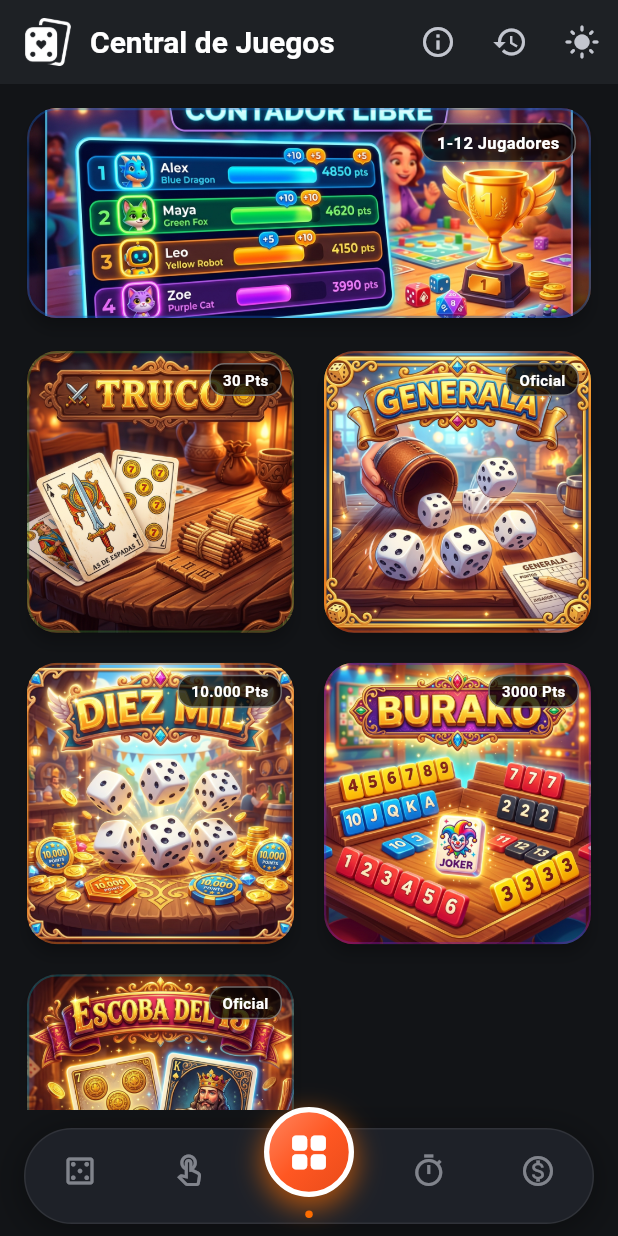
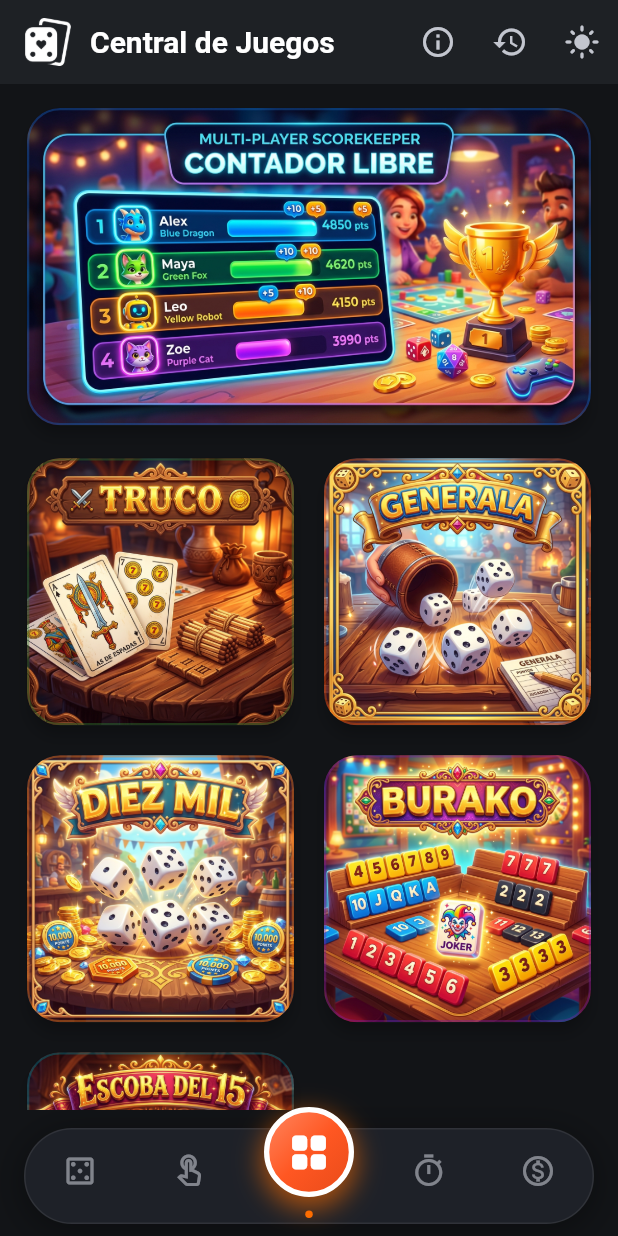
Before and after one commit to leobenveniste/omniverse-labs, a Flutter app: the screen it shows after launch, on a phone screen of 412 x 824 dp. Run offline on Flutter 3.47's test engine with Material 3 defaults, Android fonts, the phone set to English and light mode, and no system bars; our stand-ins replace shared_preferences.

Commit message:
Fix double height top header by overlaying timer banner in Stack, set 16:9 aspect ratio for Contador Libre banner, remove all tag badges from cards, and release version 10

```diff
--- a/apps/central_de_juegos/lib/main.dart
+++ b/apps/central_de_juegos/lib/main.dart
@@ -1,6 +1,7 @@
 import 'package:flutter/material.dart';
 import 'theme/app_theme.dart';
 import 'screens/splash_screen.dart';
+import 'services/timer_service.dart';
 import 'widgets/global_timer_banner.dart';
 
 void main() {
@@ -33,13 +34,30 @@ class _CentralDeJuegosAppState extends State<CentralDeJuegosApp> {
       darkTheme: AppTheme.darkTheme,
       themeMode: _themeMode,
       builder: (context, child) {
-        return Scaffold(
-          body: Column(
-            children: [
-              const SafeArea(bottom: false, child: GlobalTimerBanner()),
-              Expanded(child: child ?? const SizedBox.shrink()),
-            ],
-          ),
+        return AnimatedBuilder(
+          animation: TimerService(),
+          builder: (context, _) {
+            final hasTimer = TimerService().hasActiveTimer || TimerService().isFinished;
+            return Stack(
+              children: [
+                child ?? const SizedBox.shrink(),
+                if (hasTimer)
+                  const Positioned(
+                    top: 0,
+                    left: 0,
+                    right: 0,
+                    child: SafeArea(
+                      bottom: false,
+                      child: Material(
+                        elevation: 8,
+                        color: Colors.transparent,
+                        child: GlobalTimerBanner(),
+                      ),
+                    ),
+                  ),
+              ],
+            );
+          },
         );
       },
       home: SplashScreen(
--- a/apps/central_de_juegos/lib/screens/home_screen.dart
+++ b/apps/central_de_juegos/lib/screens/home_screen.dart
@@ -209,53 +209,47 @@ class _HomeScreenState extends State<HomeScreen> {
                 const SizedBox(height: 14),
               ],
 
-              // 1. Contador Libre Wide Banner Card (Full width)
+              // 1. Contador Libre Wide Banner Card (16:9 Aspect Ratio without tags)
               _buildWideBannerCard(
                 type: GameType.custom,
                 imageAsset: 'assets/images/cards/banner_custom.jpg',
                 color: const Color(0xFF1565C0),
-                badge: '1-12 Jugadores',
               ),
               const SizedBox(height: 14),
 
-              // 2. 2-Column Vertical Game Cards Grid (Borderless Art with Spanish Titles inside Image)
+              // 2. 2-Column Vertical Game Cards Grid (1:1 Ratio, Clean Full Artwork without tags)
               GridView.count(
                 crossAxisCount: 2,
                 shrinkWrap: true,
                 physics: const NeverScrollableScrollPhysics(),
                 crossAxisSpacing: 12,
                 mainAxisSpacing: 12,
-                childAspectRatio: 0.95, // Clean square-ish game art ratio
+                childAspectRatio: 1.0, // 1:1 square ratio matching generated art
                 children: [
                   _buildVerticalGameCard(
                     type: GameType.truco,
                     imageAsset: 'assets/images/cards/card_truco.jpg',
                     color: const Color(0xFF2E7D32),
-                    badge: '30 Pts',
                   ),
                   _buildVerticalGameCard(
                     type: GameType.generala,
                     imageAsset: 'assets/images/cards/card_generala.jpg',
                     color: const Color(0xFFE65100),
-                    badge: 'Oficial',
                   ),
                   _buildVerticalGameCard(
                     type: GameType.diezMil,
                     imageAsset: 'assets/images/cards/card_diez_mil.jpg',
                     color: const Color(0xFFF57F17),
-                    badge: '10.000 Pts',
                   ),
                   _buildVerticalGameCard(
                     type: GameType.burako,
                     imageAsset: 'assets/images/cards/card_burako.jpg',
                     color: const Color(0xFF7B1FA2),
-                    badge: '3000 Pts',
                   ),
                   _buildVerticalGameCard(
                     type: GameType.escoba,
                     imageAsset: 'assets/images/cards/card_escoba.jpg',
                     color: const Color(0xFF00838F),
-                    badge: 'Oficial',
                   ),
                 ],
               ),
@@ -334,7 +328,6 @@ class _HomeScreenState extends State<HomeScreen> {
     required GameType type,
     required String imageAsset,
     required Color color,
-    required String badge,
   }) {
     final theme = Theme.of(context);
     final isDark = theme.brightness == Brightness.dark;
@@ -342,7 +335,7 @@ class _HomeScreenState extends State<HomeScreen> {
     return Card(
       elevation: 4,
       shape: RoundedRectangleBorder(
-        borderRadius: BorderRadius.circular(20),
+        borderRadius: BorderRadius.circular(22),
         side: BorderSide(
           color: color.withOpacity(isDark ? 0.4 : 0.25),
           width: 1.5,
@@ -351,38 +344,11 @@ class _HomeScreenState extends State<HomeScreen> {
       clipBehavior: Clip.antiAlias,
       child: InkWell(
         onTap: () => _openGame(type),
-        child: SizedBox(
-          height: 140,
-          child: Stack(
-            fit: StackFit.expand,
-            children: [
-              // Background Banner Image with Spanish Title already inside
-              Image.asset(
-                imageAsset,
-                fit: BoxFit.cover,
-              ),
-              // Badge Top Right
-              Positioned(
-                top: 10,
-                right: 10,
-                child: Container(
-                  padding: const EdgeInsets.symmetric(horizontal: 10, vertical: 4),
-                  decoration: BoxDecoration(
-                    color: Colors.black.withOpacity(0.75),
-                    borderRadius: BorderRadius.circular(12),
-                    border: Border.all(color: Colors.white.withOpacity(0.4)),
-                  ),
-                  child: Text(
-                    badge,
-                    style: const TextStyle(
-                      fontSize: 11,
-                      fontWeight: FontWeight.bold,
-                      color: Colors.white,
-                    ),
-                  ),
-                ),
-              ),
-            ],
+        child: AspectRatio(
+          aspectRatio: 16 / 9, // Exact aspect ratio of generated banner image
+          child: Image.asset(
+            imageAsset,
+            fit: BoxFit.cover,
           ),
         ),
       ),
@@ -393,7 +359,6 @@ class _HomeScreenState extends State<HomeScreen> {
     required GameType type,
     required String imageAsset,
     required Color color,
-    required String badge,
   }) {
     final theme = Theme.of(context);
     final isDark = theme.brightness == Brightness.dark;
@@ -401,7 +366,7 @@ class _HomeScreenState extends State<HomeScreen> {
     return Card(
       elevation: 4,
       shape: RoundedRectangleBorder(
-        borderRadius: BorderRadius.circular(20),
+        borderRadius: BorderRadius.circular(22),
         side: BorderSide(
           color: color.withOpacity(isDark ? 0.4 : 0.25),
           width: 1.5,
@@ -410,36 +375,9 @@ class _HomeScreenState extends State<HomeScreen> {
       clipBehavior: Clip.antiAlias,
       child: InkWell(
         onTap: () => _openGame(type),
-        child: Stack(
-          fit: StackFit.expand,
-          children: [
-            // Full 3D Card Artwork with Spanish Title inside Image
-            Image.asset(
-              imageAsset,
-              fit: BoxFit.cover,
-            ),
-            // Badge Top Right
-            Positioned(
-              top: 8,
-              right: 8,
-              child: Container(
-                padding: const EdgeInsets.symmetric(horizontal: 8, vertical: 3),
-                decoration: BoxDecoration(
-                  color: Colors.black.withOpacity(0.75),
-                  borderRadius: BorderRadius.circular(10),
-                  border: Border.all(color: Colors.white.withOpacity(0.4)),
-                ),
-                child: Text(
-                  badge,
-                  style: const TextStyle(
-                    fontSize: 10,
-                    fontWeight: FontWeight.bold,
-                    color: Colors.white,
-                  ),
-                ),
-              ),
-            ),
-          ],
+        child: Image.asset(
+          imageAsset,
+          fit: BoxFit.cover,
         ),
       ),
     );
--- a/apps/central_de_juegos/pubspec.yaml
+++ b/apps/central_de_juegos/pubspec.yaml
@@ -16,7 +16,7 @@ publish_to: 'none' # Remove this line if you wish to publish to pub.dev
 # https://developer.apple.com/library/archive/documentation/General/Reference/InfoPlistKeyReference/Articles/CoreFoundationKeys.html
 # In Windows, build-name is used as the major, minor, and patch parts
 # of the product and file versions while build-number is used as the build suffix.
-version: 1.0.2+9
+version: 1.0.2+10
 
 environment:
   sdk: ^3.12.1
```
Also changed, not shown: 1 other file.
